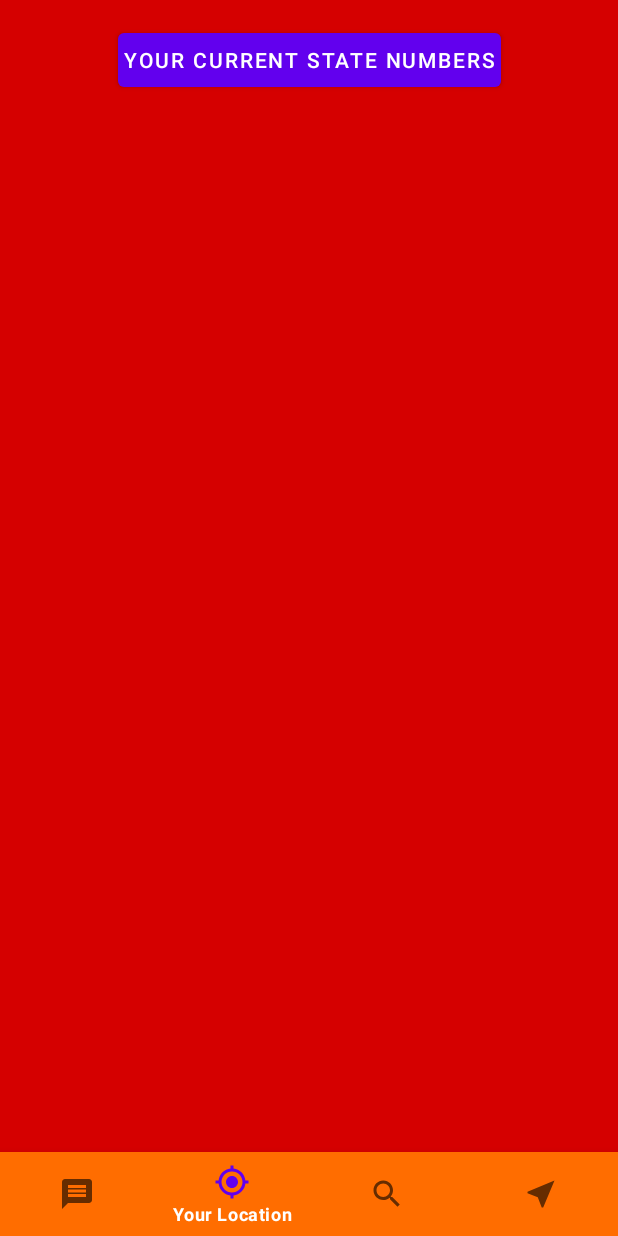
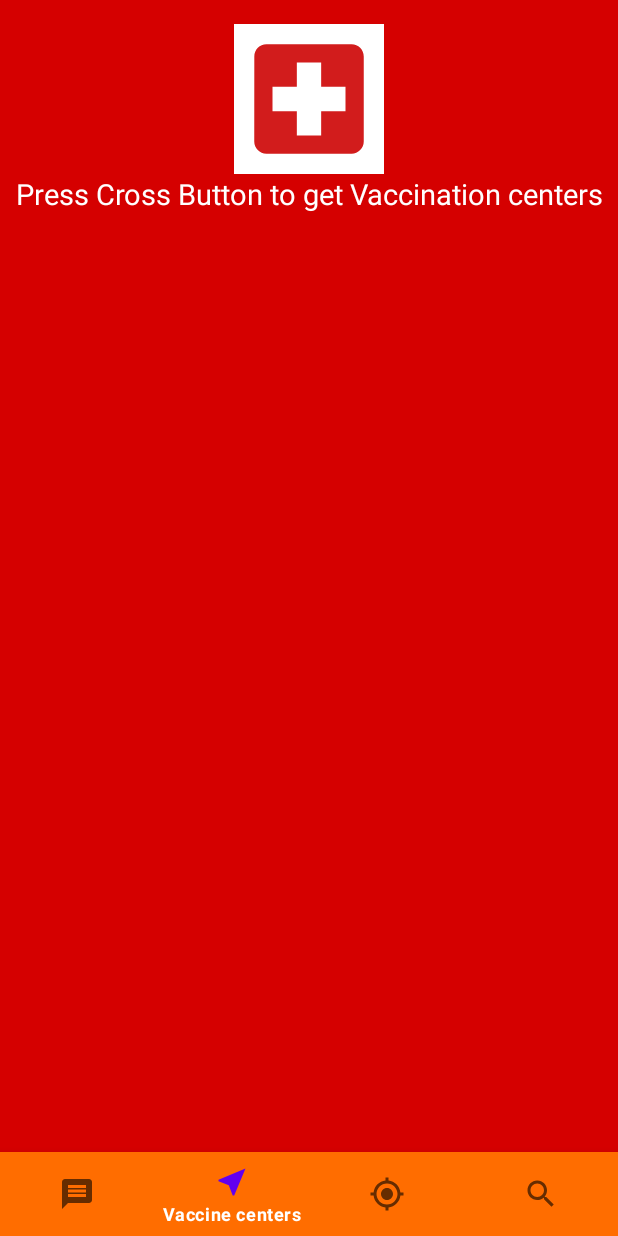
Before and after one commit to nahomzena14/CovidStatsCenter, an Android app: the screen it shows after launch (MainActivity), item 2 of the bottom bar chosen, on a phone screen of 412 x 824 dp. Run offline under Robolectric (Android 15) with nearby library versions, the phone set to English and light mode, and no system bars.

Commit message:
Small improvments

```diff
--- a/app/src/main/java/com/example/covidstats/view/activity/MainActivity.kt
+++ b/app/src/main/java/com/example/covidstats/view/activity/MainActivity.kt
@@ -50,9 +50,9 @@ class MainActivity : AppCompatActivity() {
         main_navigation.setOnNavigationItemSelectedListener {
             when (it.itemId) {
                 R.id.advice_menu -> openFragment(0)
-                R.id.current_location_menu -> openFragment(1)
-                R.id.search_menu -> openFragment(2)
-                R.id.vaccine_menu -> openFragment(3)
+                R.id.vaccine_menu -> openFragment(1)
+                R.id.current_location_menu -> openFragment(2)
+                R.id.search_menu -> openFragment(3)
             }
             true
         }
--- a/app/src/main/java/com/example/covidstats/view/adapter/MainViewPagerAdapter.kt
+++ b/app/src/main/java/com/example/covidstats/view/adapter/MainViewPagerAdapter.kt
@@ -6,7 +6,10 @@ import androidx.fragment.app.FragmentPagerAdapter
 import com.example.covidstats.view.fragment.*
 
 //Adapter for main view pager
-class MainViewPagerAdapter(fragmentManager: FragmentManager): FragmentPagerAdapter(fragmentManager,     FragmentPagerAdapter.BEHAVIOR_RESUME_ONLY_CURRENT_FRAGMENT) {
+class MainViewPagerAdapter(fragmentManager: FragmentManager) : FragmentPagerAdapter(
+    fragmentManager,
+    FragmentPagerAdapter.BEHAVIOR_RESUME_ONLY_CURRENT_FRAGMENT
+) {
     //numbers of options
     override fun getCount(): Int {
         return 4
@@ -14,11 +17,11 @@ class MainViewPagerAdapter(fragmentManager: FragmentManager): FragmentPagerAdapt
 
     //call fragment based on user selection
     override fun getItem(position: Int): Fragment {
-        return when(position){
-            0-> AdviceFragment()
-            1-> CurrentLocationFragment()
-            2-> SearchFragment()
-            else -> VaccineCenterFragment()
+        return when (position) {
+            0 -> AdviceFragment()
+            1 -> VaccineCenterFragment()
+            2 -> CurrentLocationFragment()
+            else -> SearchFragment()
         }
     }
 }
--- a/app/src/main/java/com/example/covidstats/view/fragment/VaccineCenterFragment.kt
+++ b/app/src/main/java/com/example/covidstats/view/fragment/VaccineCenterFragment.kt
@@ -38,6 +38,7 @@ class VaccineCenterFragment:Fragment() {
 
         hospital_imageview.setOnClickListener(){
             //make api call
+            //vaccine_textview.text = "Nearby Vaccination Centers"
             viewModel.getPlacesNearMe(Constants.location)
             viewModel.liveData.observe(viewLifecycleOwner,{
                 //observe live data from view model and update recycler view's list
--- a/app/src/main/res/layout/vaccine_fragment_layout.xml
+++ b/app/src/main/res/layout/vaccine_fragment_layout.xml
@@ -27,9 +27,9 @@
         app:layout_constraintEnd_toEndOf="parent"
         app:layout_constraintStart_toStartOf="parent"
         app:layout_constraintTop_toBottomOf="@id/hospital_imageview"
-        android:text="Nearby Hospital and Vaccination centers"
+        android:text="Press Cross Button to get Vaccination centers"
         android:textAlignment="center"
-        android:textSize="20sp"
+        android:textSize="19sp"
         android:textColor="@color/white"/>
 
     <androidx.recyclerview.widget.RecyclerView
--- a/app/src/main/res/menu/menu_items.xml
+++ b/app/src/main/res/menu/menu_items.xml
@@ -6,6 +6,10 @@
         android:title="Advices"
         android:icon="@drawable/ic_advice"/>
     <item
+        android:id="@+id/vaccine_menu"
+        android:title="Vaccine centers"
+        android:icon="@drawable/ic_vaccination"/>
+    <item
         android:id="@+id/current_location_menu"
         android:title="Your Location"
         android:icon="@drawable/ic_current_location"/>
@@ -13,11 +17,4 @@
         android:id="@+id/search_menu"
         android:title="Search County"
         android:icon="@drawable/ic_search"/>
-
-    <item
-        android:id="@+id/vaccine_menu"
-        android:title="Vaccine centers"
-        android:icon="@drawable/ic_vaccination"/>
-
-
 </menu>
```
Also changed, not shown: app/src/main/java/com/example/covidstats/view/fragment/CurrentLocationFragment.kt (+28 -30 lines).
